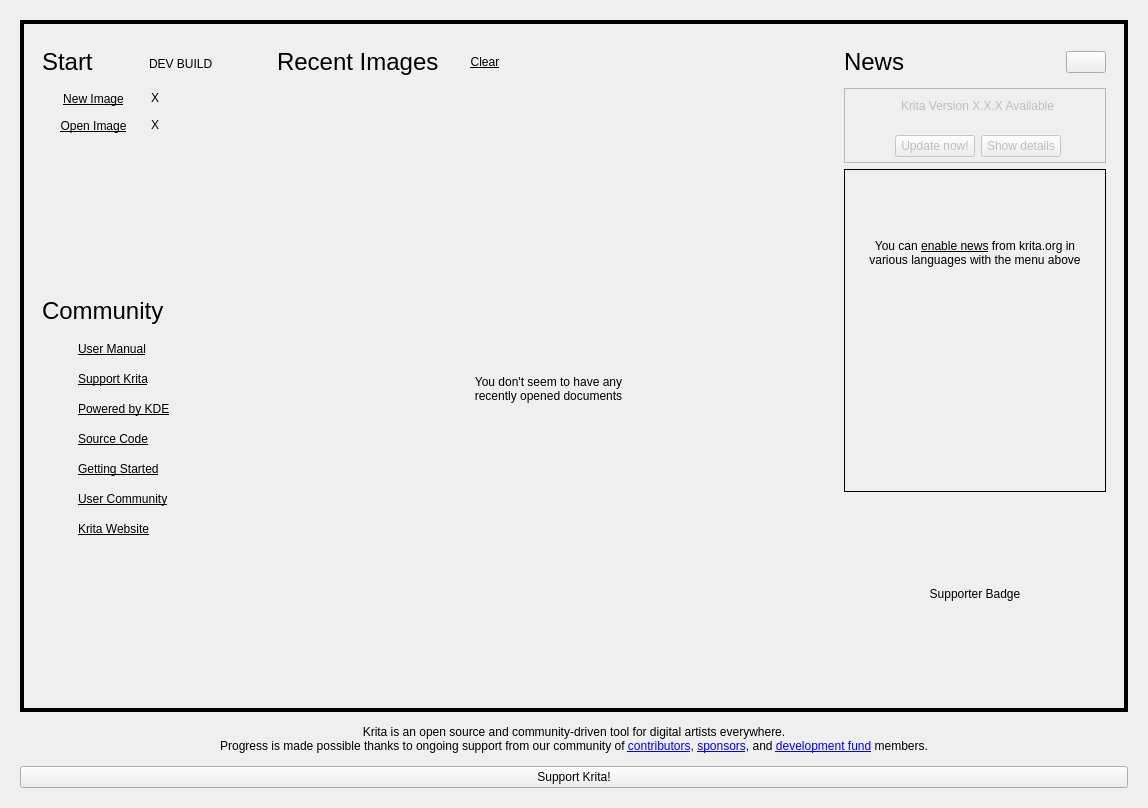
Before: the Qt Designer form libs/ui/forms/KisWelcomePage.ui in DR-KD1997/IKriate, drawn with Qt 5.
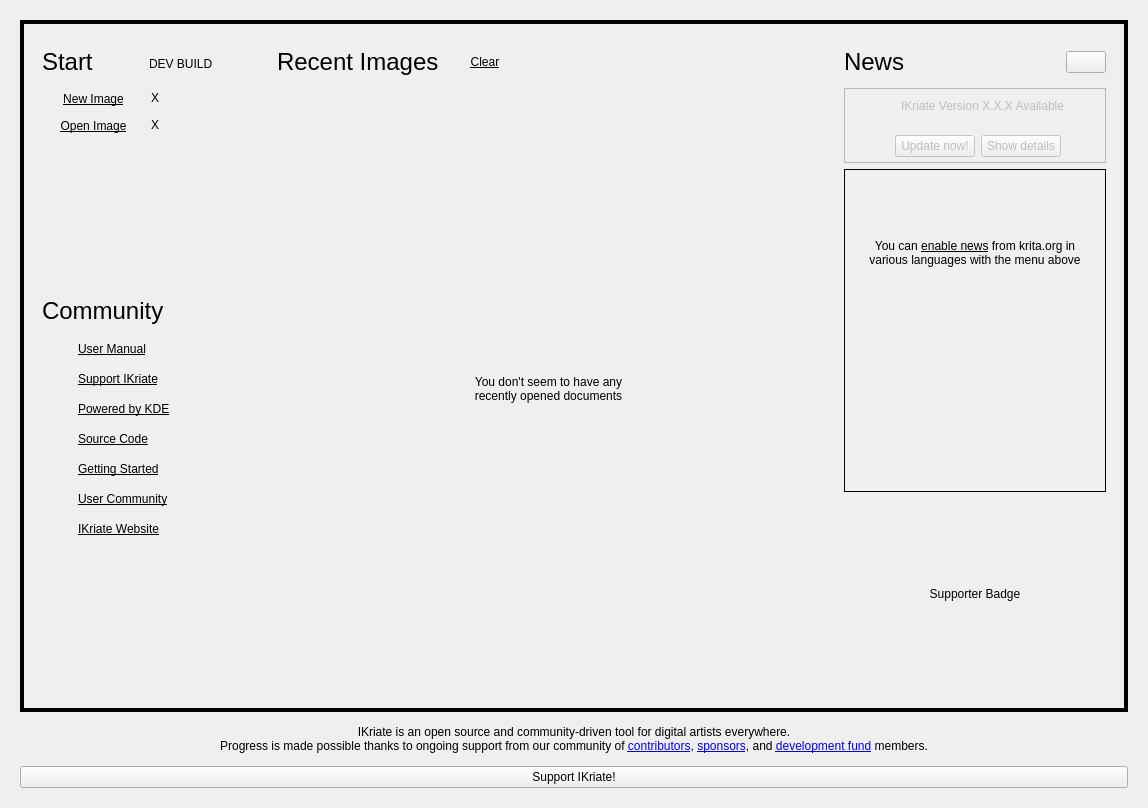
After: the same form once the commit is applied. Custom widgets are drawn as their Qt base class.

Diff of the .ui file:
```diff
--- a/libs/ui/forms/KisWelcomePage.ui
+++ b/libs/ui/forms/KisWelcomePage.ui
@@ -522,7 +522,7 @@
               <cursorShape>PointingHandCursor</cursorShape>
              </property>
              <property name="text">
-              <string>Support Krita</string>
+              <string>Support IKriate</string>
              </property>
              <property name="textFormat">
               <enum>Qt::RichText</enum>
@@ -963,7 +963,7 @@
               <cursorShape>PointingHandCursor</cursorShape>
              </property>
              <property name="text">
-              <string>Krita Website</string>
+              <string>IKriate Website</string>
              </property>
              <property name="textFormat">
               <enum>Qt::RichText</enum>
@@ -1374,7 +1374,7 @@
                  </font>
                 </property>
                 <property name="text">
-                 <string>Krita Version X.X.X Available</string>
+                 <string>IKriate Version X.X.X Available</string>
                 </property>
                 <property name="textFormat">
                  <enum>Qt::RichText</enum>
@@ -1624,7 +1624,7 @@
 &lt;html&gt;&lt;head&gt;&lt;meta name=&quot;qrichtext&quot; content=&quot;1&quot; /&gt;&lt;style type=&quot;text/css&quot;&gt;
 p, li { white-space: pre-wrap; }
 &lt;/style&gt;&lt;/head&gt;&lt;body&gt;
-&lt;p style=&quot; margin-top:12px; margin-bottom:12px; margin-left:0px; margin-right:0px; -qt-block-indent:0; text-indent:0px;&quot;&gt;Krita is an open source and community-driven tool for digital artists everywhere.&lt;br /&gt;Progress is made possible thanks to ongoing support from our community of &lt;a href=&quot;https://docs.krita.org/en/contributors_manual.html&quot;&gt;contributors&lt;/a&gt;, &lt;a href=&quot;https://krita.org/en/sponsors/&quot;&gt;sponsors&lt;/a&gt;, and &lt;a href=&quot;https://fund.krita.org/&quot;&gt;development fund&lt;/a&gt; members.&lt;/p&gt;&lt;/body&gt;&lt;/html&gt;</string>
+&lt;p style=&quot; margin-top:12px; margin-bottom:12px; margin-left:0px; margin-right:0px; -qt-block-indent:0; text-indent:0px;&quot;&gt;IKriate is an open source and community-driven tool for digital artists everywhere.&lt;br /&gt;Progress is made possible thanks to ongoing support from our community of &lt;a href=&quot;https://docs.krita.org/en/contributors_manual.html&quot;&gt;contributors&lt;/a&gt;, &lt;a href=&quot;https://krita.org/en/sponsors/&quot;&gt;sponsors&lt;/a&gt;, and &lt;a href=&quot;https://fund.krita.org/&quot;&gt;development fund&lt;/a&gt; members.&lt;/p&gt;&lt;/body&gt;&lt;/html&gt;</string>
          </property>
          <property name="alignment">
           <set>Qt::AlignCenter</set>
@@ -1714,7 +1714,7 @@
          <cursorShape>PointingHandCursor</cursorShape>
         </property>
         <property name="text">
-         <string>Support Krita!</string>
+         <string>Support IKriate!</string>
         </property>
         <property name="flat">
          <bool>false</bool>
```
Left out of the diff: 2 changed lines with no effect on the pictures.
